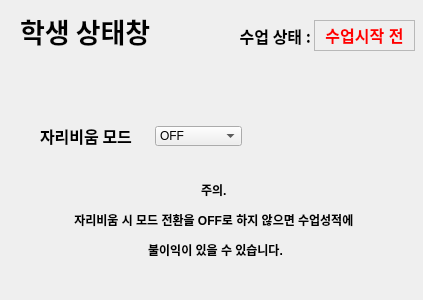
This is CSS/ST_PAGE.ui in theodore-choi/2021-1-ISECD-Team10 as Qt 5 draws it before an edit. The edited form follows.
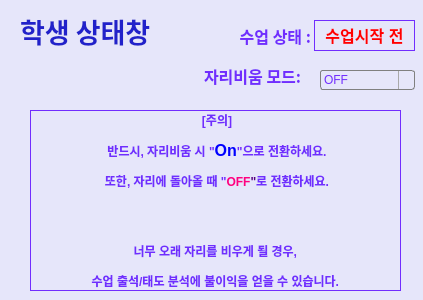
This is the edited form. Icons and pictures are not drawn.

Diff of the .ui file:
```diff
--- a/CSS/ST_PAGE.ui
+++ b/CSS/ST_PAGE.ui
@@ -13,15 +13,74 @@
   <property name="windowTitle">
    <string>Dialog</string>
   </property>
+  <property name="styleSheet">
+   <string notr="true">background-color:rgb(230, 230, 250);
+selection-background-color: rgb(243, 243, 243);
+color: rgba(85, 0, 255, 205);</string>
+  </property>
   <widget class="QComboBox" name="Class_Status">
    <property name="geometry">
     <rect>
-     <x>155</x>
-     <y>126</y>
-     <width>87</width>
+     <x>320</x>
+     <y>70</y>
+     <width>95</width>
      <height>20</height>
     </rect>
    </property>
+   <property name="styleSheet">
+    <string notr="true">QComboBox {
+    border: 1px solid gray;
+    border-radius: 3px;
+    padding: 1px 18px 1px 3px;
+    min-width: 6em;
+}
+QComboBox QAbstractItemView {
+    border: 2px solid darkgray;
+    selection-background-color: lightgray;
+}
+QComboBox:editable {
+    background: white;
+}
+
+QComboBox:!editable, QComboBox::drop-down:editable {
+     background: qlineargradient(x1: 0, y1: 0, x2: 0, y2: 1,
+                                 stop: 0 #E1E1E1, stop: 0.4 #DDDDDD,
+                                 stop: 0.5 #D8D8D8, stop: 1.0 #D3D3D3);
+}
+
+/* QComboBox gets the &quot;on&quot; state when the popup is open */
+QComboBox:!editable:on, QComboBox::drop-down:editable:on {
+    background: qlineargradient(x1: 0, y1: 0, x2: 0, y2: 1,
+                                stop: 0 #D3D3D3, stop: 0.4 #D8D8D8,
+                                stop: 0.5 #DDDDDD, stop: 1.0 #E1E1E1);
+}
+
+QComboBox:on { /* shift the text when the popup opens */
+    padding-top: 3px;
+    padding-left: 4px;
+}
+
+QComboBox::drop-down {
+    subcontrol-origin: padding;
+    subcontrol-position: top right;
+    width: 15px;
+
+    border-left-width: 1px;
+    border-left-color: darkgray;
+    border-left-style: solid; /* just a single line */
+    border-top-right-radius: 3px; /* same radius as the QComboBox */
+    border-bottom-right-radius: 3px;
+}
+
+QComboBox::down-arrow {
+    image: url(/usr/share/icons/crystalsvg/16x16/actions/1downarrow.png);
+}
+
+QComboBox::down-arrow:on { /* shift the arrow when popup is open */
+    top: 1px;
+    left: 1px;
+}</string>
+   </property>
    <property name="currentText">
     <string notr="true">OFF</string>
    </property>
@@ -59,6 +118,9 @@
      <bold>true</bold>
     </font>
    </property>
+   <property name="styleSheet">
+    <string notr="true">color: rgb(33 ,33 ,202)</string>
+   </property>
    <property name="text">
     <string>학생 상태창</string>
    </property>
@@ -66,9 +128,9 @@
   <widget class="QLabel" name="label_State">
    <property name="geometry">
     <rect>
-     <x>40</x>
-     <y>120</y>
-     <width>121</width>
+     <x>204</x>
+     <y>60</y>
+     <width>111</width>
      <height>31</height>
     </rect>
    </property>
@@ -81,20 +143,23 @@
     </font>
    </property>
    <property name="text">
-    <string>자리비움 모드</string>
+    <string>자리비움 모드:</string>
    </property>
   </widget>
   <widget class="QLabel" name="label">
    <property name="geometry">
     <rect>
      <x>30</x>
-     <y>170</y>
+     <y>110</y>
      <width>371</width>
-     <height>101</height>
+     <height>181</height>
     </rect>
    </property>
+   <property name="frameShape">
+    <enum>QFrame::Box</enum>
+   </property>
    <property name="text">
-    <string>&lt;html&gt;&lt;head/&gt;&lt;body&gt;&lt;p align=&quot;center&quot;&gt;&lt;span style=&quot; font-weight:600;&quot;&gt;주의. &lt;/span&gt;&lt;/p&gt;&lt;p align=&quot;center&quot;&gt;&lt;span style=&quot; font-weight:600;&quot;&gt;자리비움 시 모드 전환을 OFF로 하지 않으면 수업성적에 &lt;/span&gt;&lt;/p&gt;&lt;p align=&quot;center&quot;&gt;&lt;span style=&quot; font-weight:600;&quot;&gt;불이익이 있을 수 있습니다.&lt;/span&gt;&lt;/p&gt;&lt;/body&gt;&lt;/html&gt;</string>
+    <string>&lt;html&gt;&lt;head/&gt;&lt;body&gt;&lt;p align=&quot;center&quot;&gt;&lt;span style=&quot; font-weight:600;&quot;&gt;[주의]&lt;/span&gt;&lt;/p&gt;&lt;p align=&quot;center&quot;&gt;&lt;span style=&quot; font-weight:600;&quot;&gt;반드시, 자리비움 시 &amp;quot;&lt;/span&gt;&lt;span style=&quot; font-size:12pt; font-weight:600; color:#0000ff;&quot;&gt;On&lt;/span&gt;&lt;span style=&quot; font-weight:600;&quot;&gt;&amp;quot;으로 전환하세요.&lt;/span&gt;&lt;/p&gt;&lt;p align=&quot;center&quot;&gt;&lt;span style=&quot; font-weight:600;&quot;&gt;또한, 자리에 돌아올 때 &amp;quot;&lt;/span&gt;&lt;span style=&quot; font-weight:600; color:#ff007f;&quot;&gt;OFF&lt;/span&gt;&lt;span style=&quot; font-weight:600; color:#55007f;&quot;&gt;&amp;quot;&lt;/span&gt;&lt;span style=&quot; font-weight:600;&quot;&gt;로 전환하세요.&lt;/span&gt;&lt;/p&gt;&lt;p align=&quot;center&quot;&gt;&lt;br/&gt;&lt;/p&gt;&lt;p align=&quot;center&quot;&gt;&lt;span style=&quot; font-weight:600;&quot;&gt;너무 오래 자리를 비우게 될 경우, &lt;/span&gt;&lt;/p&gt;&lt;p align=&quot;center&quot;&gt;&lt;span style=&quot; font-weight:600;&quot;&gt;수업 출석/태도 분석에 불이익을 얻을 수 있습니다. &lt;/span&gt;&lt;/p&gt;&lt;/body&gt;&lt;/html&gt;</string>
    </property>
   </widget>
   <widget class="QLabel" name="C_S">
@@ -107,7 +172,7 @@
     </rect>
    </property>
    <property name="frameShape">
-    <enum>QFrame::StyledPanel</enum>
+    <enum>QFrame::Box</enum>
    </property>
    <property name="text">
     <string>&lt;!DOCTYPE HTML PUBLIC &quot;-//W3C//DTD HTML 4.0//EN&quot; &quot;http://www.w3.org/TR/REC-html40/strict.dtd&quot;&gt;
```
